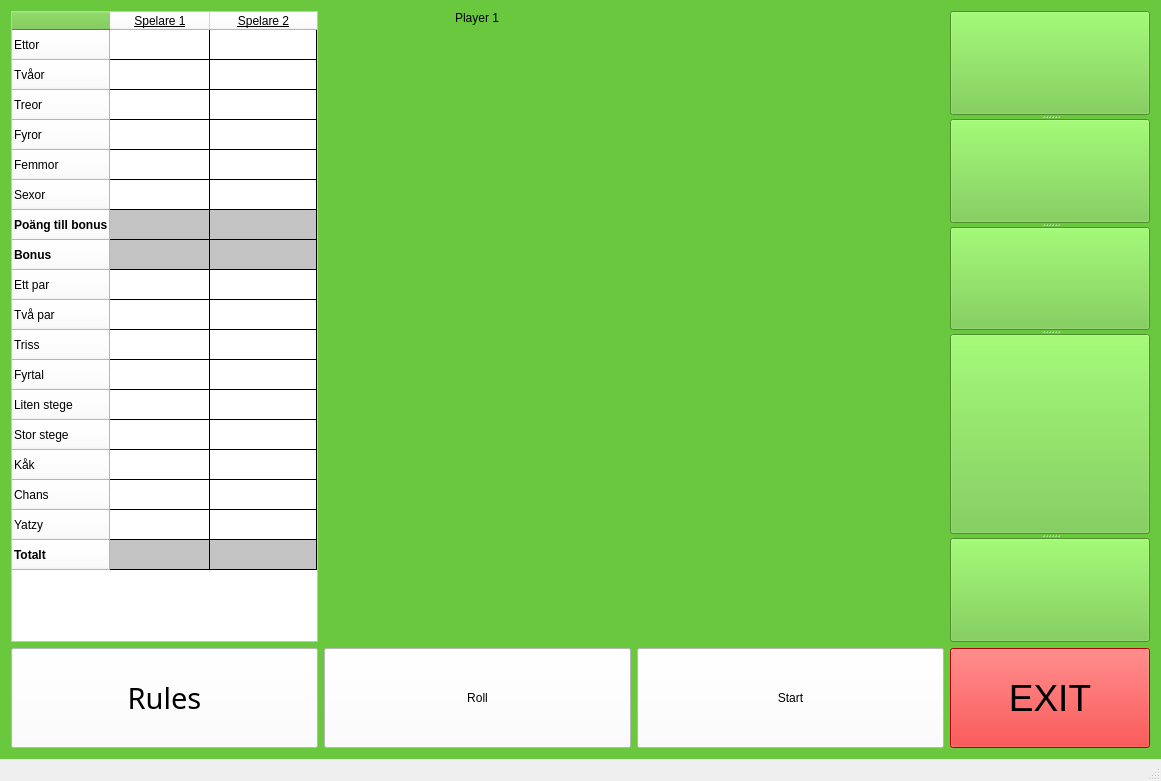
GUI-Programmering-Yatzy-Juli/Yatzy, file Yatzy/Yatzy/mainwindow.ui: the form before one commit.
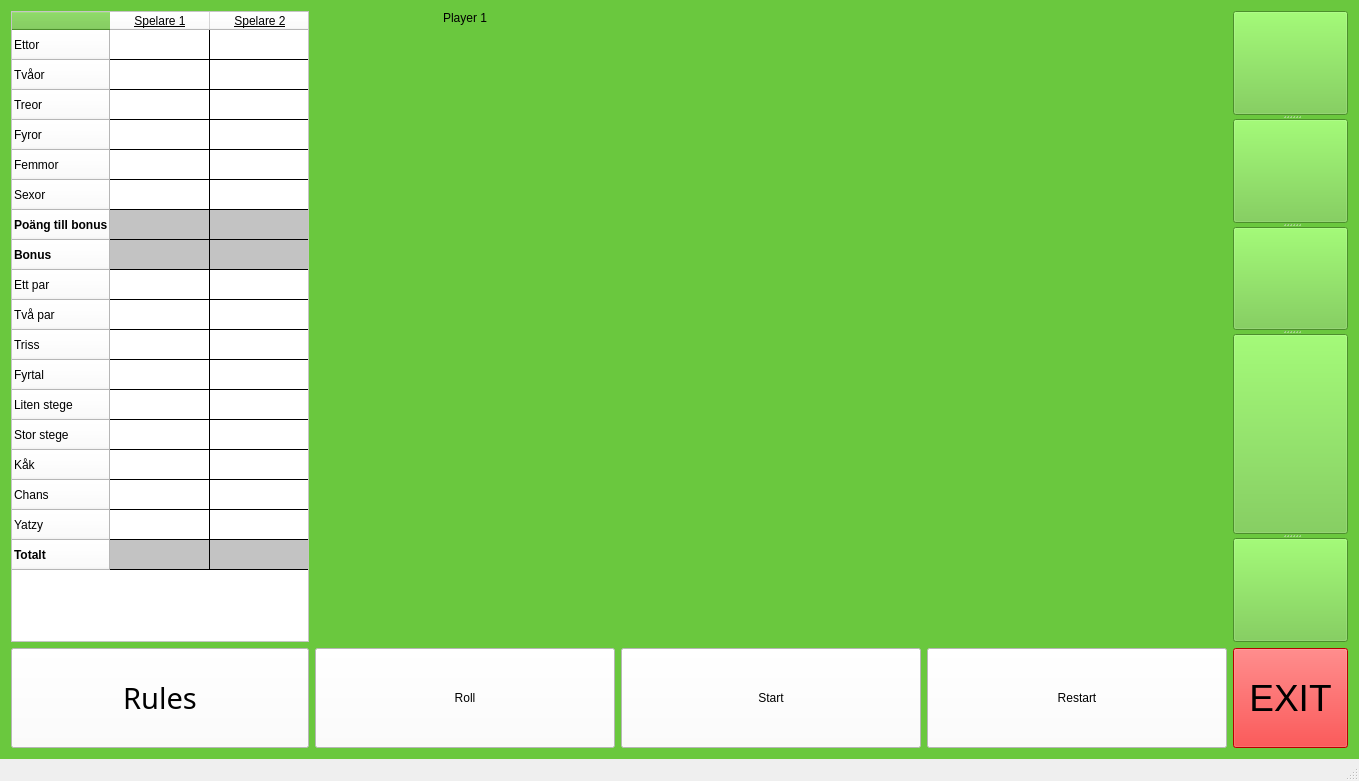
The form after the commit.

```diff
--- a/Yatzy/Yatzy/mainwindow.ui
+++ b/Yatzy/Yatzy/mainwindow.ui
@@ -179,6 +179,60 @@
       </property>
      </widget>
     </item>
+    <item row="1" column="5">
+     <widget class="QPushButton" name="btn_exit">
+      <property name="sizePolicy">
+       <sizepolicy hsizetype="MinimumExpanding" vsizetype="MinimumExpanding">
+        <horstretch>0</horstretch>
+        <verstretch>0</verstretch>
+       </sizepolicy>
+      </property>
+      <property name="minimumSize">
+       <size>
+        <width>100</width>
+        <height>44</height>
+       </size>
+      </property>
+      <property name="maximumSize">
+       <size>
+        <width>200</width>
+        <height>100</height>
+       </size>
+      </property>
+      <property name="font">
+       <font>
+        <family>MS Shell Dlg 2</family>
+        <pointsize>28</pointsize>
+        <weight>9</weight>
+        <italic>false</italic>
+        <bold>false</bold>
+       </font>
+      </property>
+      <property name="styleSheet">
+       <string notr="true">background-color: rgb(255, 0, 0);
+font: 75 28pt &quot;MS Shell Dlg 2&quot;;</string>
+      </property>
+      <property name="text">
+       <string>EXIT</string>
+      </property>
+     </widget>
+    </item>
+    <item row="0" column="2" alignment="Qt::AlignHCenter|Qt::AlignTop">
+     <widget class="QLabel" name="label">
+      <property name="sizePolicy">
+       <sizepolicy hsizetype="MinimumExpanding" vsizetype="Preferred">
+        <horstretch>0</horstretch>
+        <verstretch>0</verstretch>
+       </sizepolicy>
+      </property>
+      <property name="styleSheet">
+       <string notr="true">font: 75 14pt &quot;MS Shell Dlg 2&quot;;</string>
+      </property>
+      <property name="text">
+       <string>Player 1</string>
+      </property>
+     </widget>
+    </item>
     <item row="0" column="0">
      <widget class="QTableWidget" name="tableWidget">
       <property name="enabled">
@@ -591,61 +645,7 @@
       </item>
      </widget>
     </item>
-    <item row="1" column="4">
-     <widget class="QPushButton" name="btn_exit">
-      <property name="sizePolicy">
-       <sizepolicy hsizetype="MinimumExpanding" vsizetype="MinimumExpanding">
-        <horstretch>0</horstretch>
-        <verstretch>0</verstretch>
-       </sizepolicy>
-      </property>
-      <property name="minimumSize">
-       <size>
-        <width>100</width>
-        <height>44</height>
-       </size>
-      </property>
-      <property name="maximumSize">
-       <size>
-        <width>200</width>
-        <height>100</height>
-       </size>
-      </property>
-      <property name="font">
-       <font>
-        <family>MS Shell Dlg 2</family>
-        <pointsize>28</pointsize>
-        <weight>9</weight>
-        <italic>false</italic>
-        <bold>false</bold>
-       </font>
-      </property>
-      <property name="styleSheet">
-       <string notr="true">background-color: rgb(255, 0, 0);
-font: 75 28pt &quot;MS Shell Dlg 2&quot;;</string>
-      </property>
-      <property name="text">
-       <string>EXIT</string>
-      </property>
-     </widget>
-    </item>
-    <item row="0" column="2" alignment="Qt::AlignHCenter|Qt::AlignTop">
-     <widget class="QLabel" name="label">
-      <property name="sizePolicy">
-       <sizepolicy hsizetype="MinimumExpanding" vsizetype="Preferred">
-        <horstretch>0</horstretch>
-        <verstretch>0</verstretch>
-       </sizepolicy>
-      </property>
-      <property name="styleSheet">
-       <string notr="true">font: 75 14pt &quot;MS Shell Dlg 2&quot;;</string>
-      </property>
-      <property name="text">
-       <string>Player 1</string>
-      </property>
-     </widget>
-    </item>
-    <item row="0" column="4">
+    <item row="0" column="5">
      <widget class="QSplitter" name="splitter">
       <property name="sizePolicy">
        <sizepolicy hsizetype="MinimumExpanding" vsizetype="MinimumExpanding">
@@ -662,7 +662,7 @@
       <property name="maximumSize">
        <size>
         <width>200</width>
-        <height>1016</height>
+        <height>1020</height>
        </size>
       </property>
       <property name="autoFillBackground">
@@ -826,6 +826,36 @@
       </widget>
      </widget>
     </item>
+    <item row="1" column="4">
+     <widget class="QPushButton" name="pushButton">
+      <property name="sizePolicy">
+       <sizepolicy hsizetype="MinimumExpanding" vsizetype="MinimumExpanding">
+        <horstretch>0</horstretch>
+        <verstretch>0</verstretch>
+       </sizepolicy>
+      </property>
+      <property name="minimumSize">
+       <size>
+        <width>300</width>
+        <height>44</height>
+       </size>
+      </property>
+      <property name="maximumSize">
+       <size>
+        <width>820</width>
+        <height>100</height>
+       </size>
+      </property>
+      <property name="styleSheet">
+       <string notr="true">font: 22pt &quot;Adobe Fangsong Std R&quot;;
+border-color: rgb(0, 0, 0);
+background-color: rgb(255, 255, 255);</string>
+      </property>
+      <property name="text">
+       <string>Restart</string>
+      </property>
+     </widget>
+    </item>
    </layout>
   </widget>
   <widget class="QMenuBar" name="menuBar">
```
Left out of the diff: 68 changed lines with no effect on the pictures.
